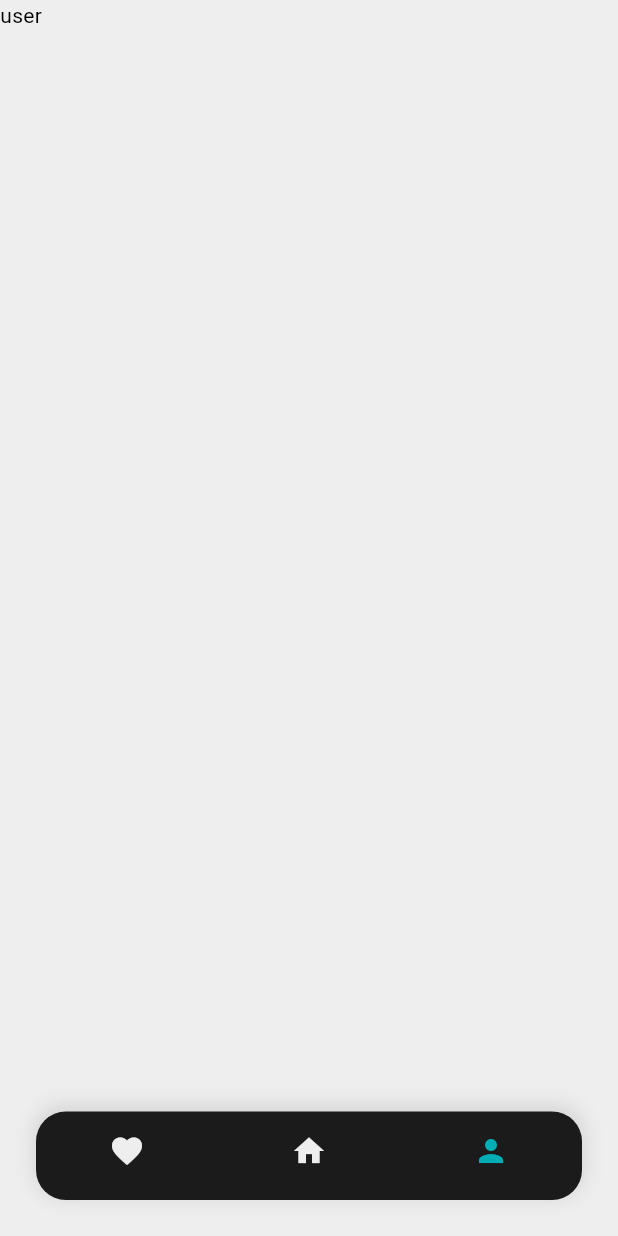
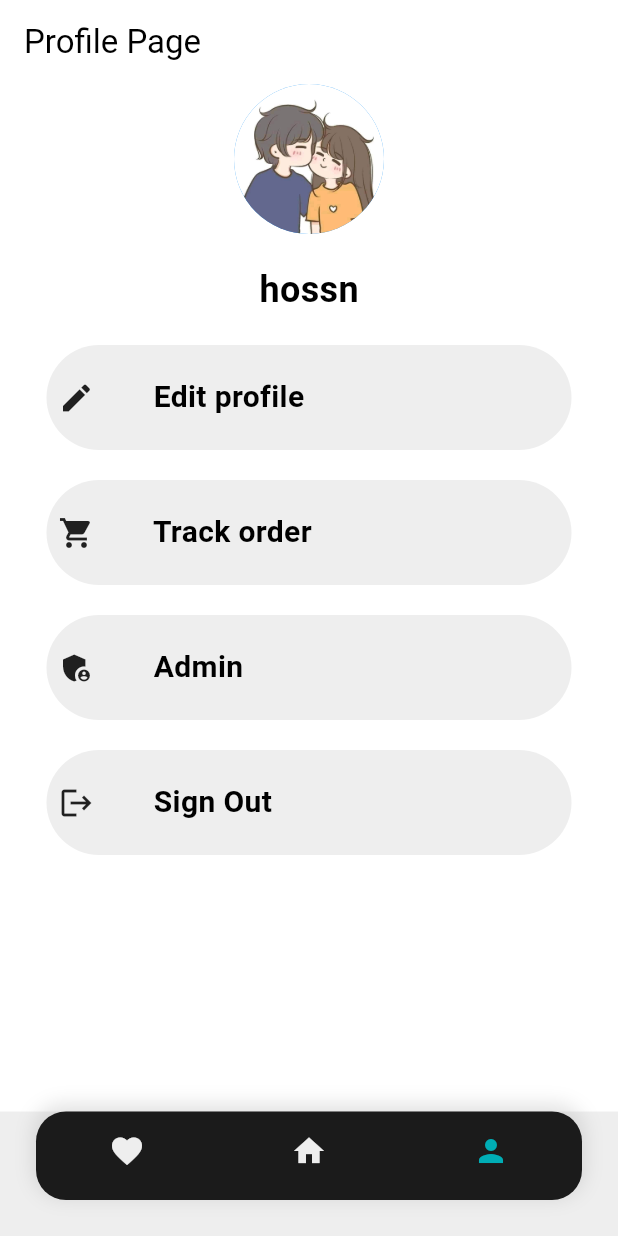
Before and after one commit to hossnhaydor/orders_app_frotend, a Flutter app: the screen it shows after launch, swiped to page 3, on a phone screen of 412 x 824 dp. Run offline on Flutter 3.47's test engine with Material 3 defaults, Android fonts, the phone set to English and light mode, and no system bars; accounts and stored records are empty; network calls fail.

Commit message:
user and store

```diff
--- a/lib/main.dart
+++ b/lib/main.dart
@@ -1,4 +1,5 @@
 import 'package:flutter/material.dart';
+import 'package:orders/pages/user.dart';
 import 'package:orders/providers/cart.dart';
 import 'package:orders/providers/user.dart';
 import 'package:orders/providers/wlist_ids.dart';
--- a/lib/pages/user.dart
+++ b/lib/pages/user.dart
@@ -5,6 +5,122 @@ class UserPage extends StatelessWidget {
 
   @override
   Widget build(BuildContext context) {
-    return const Text("user");
+    return Scaffold(
+      backgroundColor: Colors.white,
+      appBar: AppBar(
+        title: Text("Profile Page"),
+      ),
+      body: Center(
+        child: Column(
+          children: [
+            CircleAvatar(radius: 50, // نصف قطر الدائرة
+              backgroundImage: AssetImage("images/zz.jpg"), ),
+            SizedBox(height: 20),
+            Text(
+              "hossn",
+              style: TextStyle(fontSize: 24, fontWeight: FontWeight.bold),
+            ),
+
+            SizedBox(height: 20),
+            InkWell(
+              onTap: (){},
+              child: Container(
+                height: 70,
+                width: 350,
+                decoration: BoxDecoration(
+                  color: Colors.grey[200], // لون الخلفية
+                  borderRadius: BorderRadius.circular(50),
+                ),
+                child: Row(
+                  children: [
+                    Padding(
+                      padding: const EdgeInsets.all(8.0),
+                      child: Icon(Icons.edit),
+                    ),
+                    Center(child: Text("      Edit profile",style: TextStyle(
+                      fontWeight: FontWeight.bold,
+                      fontSize: 20
+                    ),))
+                  ],
+                )
+              ),
+            ),
+            SizedBox(height: 20),
+            InkWell(
+              onTap: (){},
+              child: Container(
+                  height: 70,
+                  width: 350,
+                  decoration: BoxDecoration(
+                    color: Colors.grey[200], // لون الخلفية
+                    borderRadius: BorderRadius.circular(50),
+                  ),
+                  child: Row(
+                    children: [
+                      Padding(
+                        padding: const EdgeInsets.all(8.0),
+                        child: Icon(Icons.shopping_cart),
+                      ),
+                      Center(child: Text("      Track order",style: TextStyle(
+                          fontWeight: FontWeight.bold,
+                          fontSize: 20
+                      ),))
+                    ],
+                  )
+              ),
+            ),   SizedBox(height: 20),
+            InkWell(
+              onTap: (){},
+              child: Container(
+                  height: 70,
+                  width: 350,
+                  decoration: BoxDecoration(
+                    color: Colors.grey[200], // لون الخلفية
+                    borderRadius: BorderRadius.circular(50),
+                  ),
+                  child: Row(
+                    children: [
+                      Padding(
+                        padding: const EdgeInsets.all(8.0),
+                        child: Icon(Icons.admin_panel_settings),
+                      ),
+                      Center(child: Text("      Admin",style: TextStyle(
+                          fontWeight: FontWeight.bold,
+                          fontSize: 20
+                      ),))
+                    ],
+                  )
+              ),
+            ),
+
+            SizedBox(height: 20),
+            InkWell(
+              onTap: (){},
+              child: Container(
+                  height: 70,
+                  width: 350,
+                  decoration: BoxDecoration(
+                    color: Colors.grey[200], // لون الخلفية
+                    borderRadius: BorderRadius.circular(50),
+                  ),
+                  child: Row(
+                    children: [
+                      Padding(
+                        padding: const EdgeInsets.all(8.0),
+                        child: Icon(Icons.logout),
+                      ),
+                      Center(child: Text("      Sign Out",style: TextStyle(
+                          fontWeight: FontWeight.bold,
+                          fontSize: 20
+                      ),))
+                    ],
+                  )
+              ),
+            ),
+
+          ],
+        ),
+      ),
+    );
   }
 }
--- a/pubspec.yaml
+++ b/pubspec.yaml
@@ -33,6 +33,7 @@ dependencies:
   http: ^1.2.2
   provider: ^6.1.2
   hive_flutter: ^1.1.0
+  hive: ^2.2.3
 
 
 
@@ -67,8 +68,9 @@ flutter:
   uses-material-design: true
 
   # To add assets to your application, add an assets section, like this:
-  # assets:
-  #   - images/a_dot_burr.jpeg
+  assets:
+    - images/dd.webp
+    - images/zz.jpg
   #   - images/a_dot_ham.jpeg
 
   # An image asset can refer to one or more resolution-specific "variants", see
```
Also changed, not shown: lib/pages/stores.dart (added, +71 -0 lines), images/dd.webp (added), images/zz.jpg (added), pubspec.lock.
